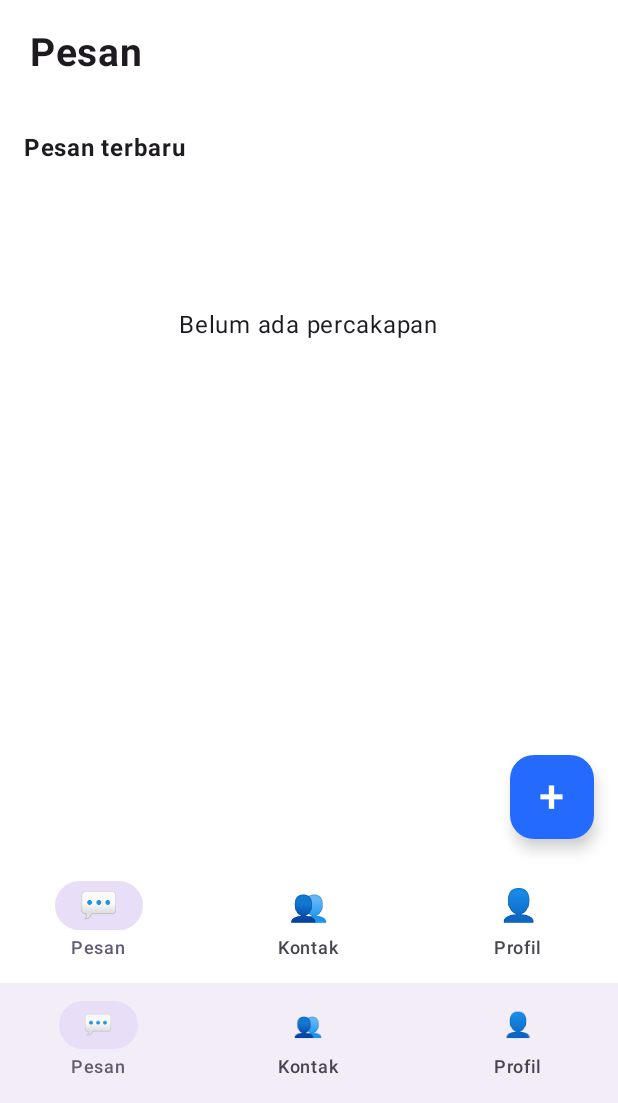
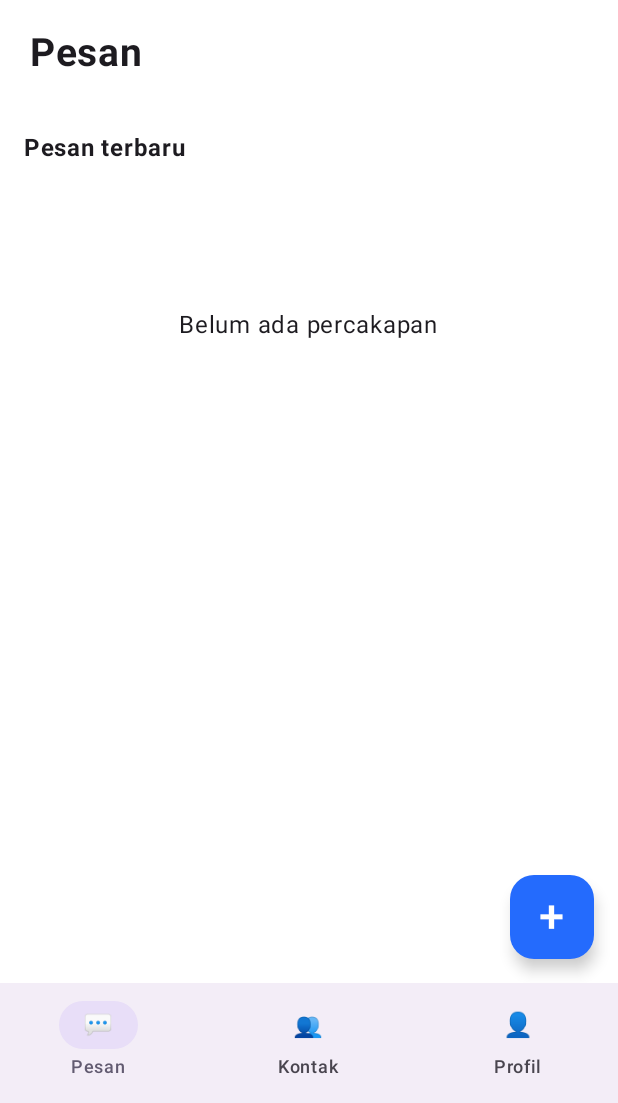
Before and after one commit to MChat-Android/M-Messenger, an Android app built with Jetpack Compose: the screen it shows after launch (MainActivity), after a tap on "Lihat aplikasi tanpa akun", on a phone screen of 412 x 824 dp, the part 133-1236 px from its top. Run offline under Robolectric (Android 15) with nearby library versions, the phone set to English and light mode, and no system bars; our stand-ins replace Firebase (no records; nobody signed in at launch, a user with empty details on screens opened directly); 2 other taps on this screen came first.

Commit message:
Update MainScreen.kt

```diff
--- a/app/src/main/java/com/mmessenger/app/MainScreen.kt
+++ b/app/src/main/java/com/mmessenger/app/MainScreen.kt
@@ -126,7 +126,6 @@ fun MainScreen(
 ) {
     var search by remember { mutableStateOf("") }
     var showSearch by remember { mutableStateOf(false) }
-    var selectedTab by remember { mutableStateOf("Chat") }
     var chats by remember { mutableStateOf(listOf<HomeChatItem>()) }
     var loading by remember { mutableStateOf(true) }
 
@@ -294,45 +293,6 @@ fun MainScreen(
                 contentColor = Color.White
             ) {
                 Text("+", fontSize = 30.sp)
-            }
-        },
-        bottomBar = {
-            NavigationBar(containerColor = Color.White) {
-
-                NavigationBarItem(
-                    selected = selectedTab == "Chat",
-                    onClick = {
-                        selectedTab = "Chat"
-                    },
-                    icon = {
-                        Text("💬", fontSize = 21.sp)
-                    },
-                    label = { Text("Pesan") }
-                )
-
-                NavigationBarItem(
-                    selected = selectedTab == "Kontak",
-                    onClick = {
-                        selectedTab = "Kontak"
-                        onContactsClick()
-                    },
-                    icon = {
-                        Text("👥", fontSize = 21.sp)
-                    },
-                    label = { Text("Kontak") }
-                )
-
-                NavigationBarItem(
-                    selected = selectedTab == "Profil",
-                    onClick = {
-                        selectedTab = "Profil"
-                        onProfileClick()
-                    },
-                    icon = {
-                        Text("👤", fontSize = 21.sp)
-                    },
-                    label = { Text("Profil") }
-                )
             }
         }
     ) { padding ->
```
